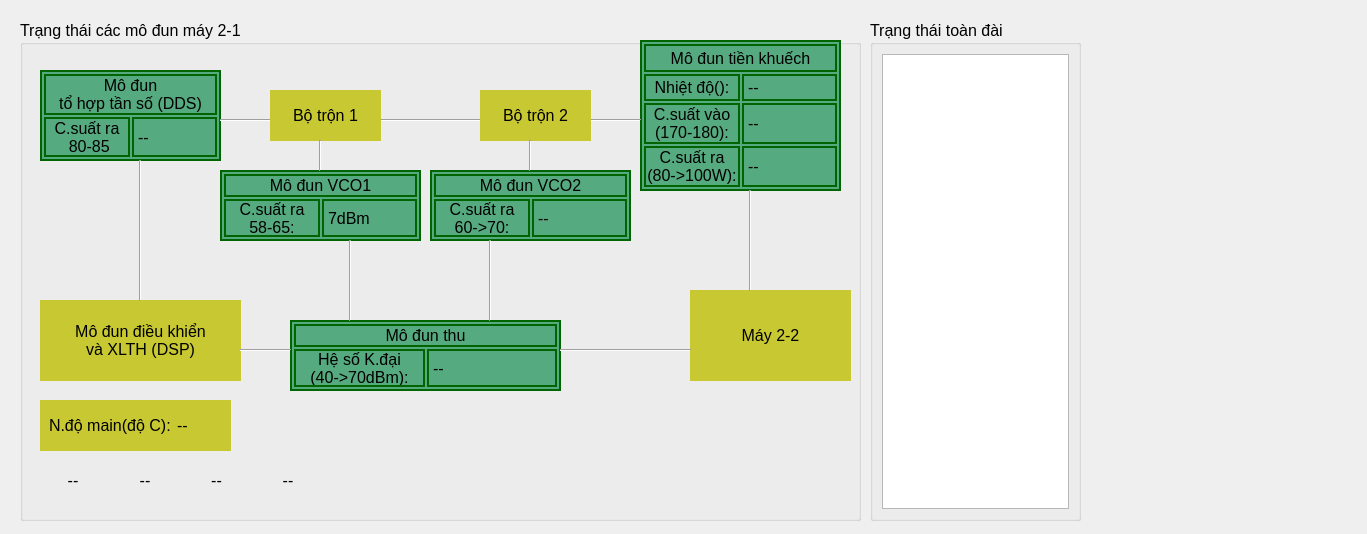
The window that QT_Peter/statuswindow.ui (kimphg/LT_peter) describes before a commit, drawn with Qt 5.
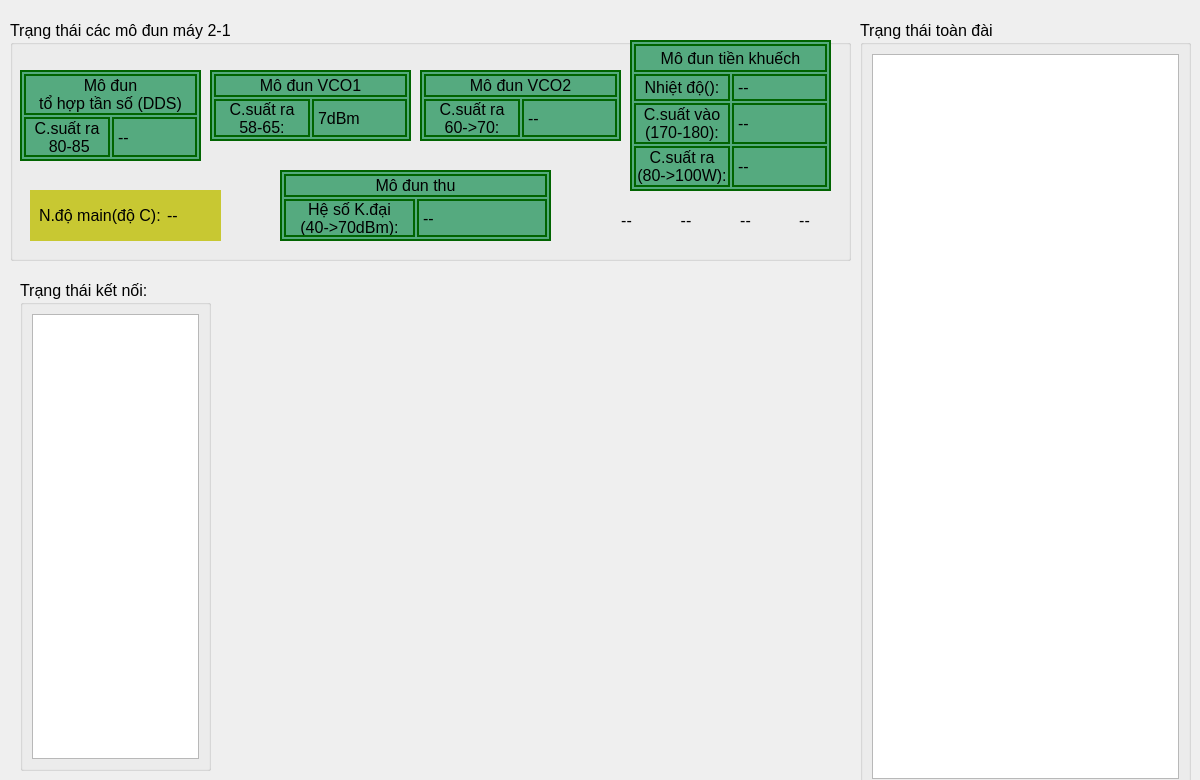
The same window after the commit.

```diff
--- a/QT_Peter/statuswindow.ui
+++ b/QT_Peter/statuswindow.ui
@@ -6,8 +6,8 @@
    <rect>
     <x>0</x>
     <y>0</y>
-    <width>1367</width>
-    <height>534</height>
+    <width>1200</width>
+    <height>780</height>
    </rect>
   </property>
   <property name="font">
@@ -22,10 +22,10 @@
    <widget class="QGroupBox" name="groupBox">
     <property name="geometry">
      <rect>
-      <x>20</x>
+      <x>10</x>
       <y>20</y>
       <width>841</width>
-      <height>501</height>
+      <height>241</height>
      </rect>
     </property>
     <property name="font">
@@ -40,7 +40,7 @@
      <property name="geometry">
       <rect>
        <x>270</x>
-       <y>300</y>
+       <y>150</y>
        <width>271</width>
        <height>71</height>
       </rect>
@@ -125,7 +125,7 @@
     <widget class="QFrame" name="frame">
      <property name="geometry">
       <rect>
-       <x>20</x>
+       <x>10</x>
        <y>50</y>
        <width>181</width>
        <height>91</height>
@@ -213,7 +213,7 @@
      <property name="geometry">
       <rect>
        <x>410</x>
-       <y>150</y>
+       <y>50</y>
        <width>201</width>
        <height>71</height>
       </rect>
@@ -299,7 +299,7 @@
      <property name="geometry">
       <rect>
        <x>200</x>
-       <y>150</y>
+       <y>50</y>
        <width>201</width>
        <height>71</height>
       </rect>
@@ -381,50 +381,6 @@
       </item>
      </layout>
     </widget>
-    <widget class="QFrame" name="frame_2">
-     <property name="geometry">
-      <rect>
-       <x>20</x>
-       <y>280</y>
-       <width>201</width>
-       <height>81</height>
-      </rect>
-     </property>
-     <property name="font">
-      <font>
-       <pointsize>12</pointsize>
-      </font>
-     </property>
-     <property name="styleSheet">
-      <string notr="true">background-color: rgb(200, 200, 50);
-border: 2px;
-border-color: rgb(100,100,10);</string>
-     </property>
-     <property name="frameShape">
-      <enum>QFrame::StyledPanel</enum>
-     </property>
-     <property name="frameShadow">
-      <enum>QFrame::Raised</enum>
-     </property>
-     <layout class="QGridLayout" name="gridLayout_2">
-      <item row="0" column="0" colspan="2">
-       <widget class="QLabel" name="label_2">
-        <property name="font">
-         <font>
-          <pointsize>12</pointsize>
-         </font>
-        </property>
-        <property name="text">
-         <string>Mô đun điều khiển
-và XLTH (DSP)</string>
-        </property>
-        <property name="alignment">
-         <set>Qt::AlignCenter</set>
-        </property>
-       </widget>
-      </item>
-     </layout>
-    </widget>
     <widget class="QFrame" name="frame_6">
      <property name="geometry">
       <rect>
@@ -566,338 +522,11 @@
       </item>
      </layout>
     </widget>
-    <widget class="Line" name="line">
-     <property name="geometry">
-      <rect>
-       <x>200</x>
-       <y>90</y>
-       <width>51</width>
-       <height>20</height>
-      </rect>
-     </property>
-     <property name="font">
-      <font>
-       <pointsize>12</pointsize>
-      </font>
-     </property>
-     <property name="orientation">
-      <enum>Qt::Horizontal</enum>
-     </property>
-    </widget>
-    <widget class="Line" name="line_2">
-     <property name="geometry">
-      <rect>
-       <x>460</x>
-       <y>220</y>
-       <width>20</width>
-       <height>81</height>
-      </rect>
-     </property>
-     <property name="font">
-      <font>
-       <pointsize>12</pointsize>
-      </font>
-     </property>
-     <property name="orientation">
-      <enum>Qt::Vertical</enum>
-     </property>
-    </widget>
-    <widget class="Line" name="line_3">
-     <property name="geometry">
-      <rect>
-       <x>320</x>
-       <y>220</y>
-       <width>20</width>
-       <height>81</height>
-      </rect>
-     </property>
-     <property name="font">
-      <font>
-       <pointsize>12</pointsize>
-      </font>
-     </property>
-     <property name="orientation">
-      <enum>Qt::Vertical</enum>
-     </property>
-    </widget>
-    <widget class="QFrame" name="frame_7">
-     <property name="geometry">
-      <rect>
-       <x>670</x>
-       <y>270</y>
-       <width>161</width>
-       <height>91</height>
-      </rect>
-     </property>
-     <property name="font">
-      <font>
-       <pointsize>12</pointsize>
-      </font>
-     </property>
-     <property name="styleSheet">
-      <string notr="true">background-color: rgb(200, 200, 50);
-border: 2px;
-border-color: rgb(100,100,10);</string>
-     </property>
-     <property name="frameShape">
-      <enum>QFrame::StyledPanel</enum>
-     </property>
-     <property name="frameShadow">
-      <enum>QFrame::Raised</enum>
-     </property>
-     <layout class="QGridLayout" name="gridLayout_7">
-      <item row="0" column="0">
-       <widget class="QLabel" name="label_8">
-        <property name="font">
-         <font>
-          <pointsize>12</pointsize>
-         </font>
-        </property>
-        <property name="text">
-         <string>Máy 2-2</string>
-        </property>
-        <property name="alignment">
-         <set>Qt::AlignCenter</set>
-        </property>
-       </widget>
-      </item>
-     </layout>
-    </widget>
-    <widget class="Line" name="line_6">
-     <property name="geometry">
-      <rect>
-       <x>360</x>
-       <y>90</y>
-       <width>101</width>
-       <height>20</height>
-      </rect>
-     </property>
-     <property name="font">
-      <font>
-       <pointsize>12</pointsize>
-      </font>
-     </property>
-     <property name="orientation">
-      <enum>Qt::Horizontal</enum>
-     </property>
-    </widget>
-    <widget class="Line" name="line_7">
-     <property name="geometry">
-      <rect>
-       <x>570</x>
-       <y>90</y>
-       <width>51</width>
-       <height>20</height>
-      </rect>
-     </property>
-     <property name="font">
-      <font>
-       <pointsize>12</pointsize>
-      </font>
-     </property>
-     <property name="orientation">
-      <enum>Qt::Horizontal</enum>
-     </property>
-    </widget>
-    <widget class="Line" name="line_8">
-     <property name="geometry">
-      <rect>
-       <x>720</x>
-       <y>170</y>
-       <width>20</width>
-       <height>101</height>
-      </rect>
-     </property>
-     <property name="font">
-      <font>
-       <pointsize>12</pointsize>
-      </font>
-     </property>
-     <property name="orientation">
-      <enum>Qt::Vertical</enum>
-     </property>
-    </widget>
-    <widget class="Line" name="line_9">
-     <property name="geometry">
-      <rect>
-       <x>540</x>
-       <y>320</y>
-       <width>131</width>
-       <height>20</height>
-      </rect>
-     </property>
-     <property name="font">
-      <font>
-       <pointsize>12</pointsize>
-      </font>
-     </property>
-     <property name="orientation">
-      <enum>Qt::Horizontal</enum>
-     </property>
-    </widget>
-    <widget class="Line" name="line_11">
-     <property name="geometry">
-      <rect>
-       <x>110</x>
-       <y>140</y>
-       <width>20</width>
-       <height>141</height>
-      </rect>
-     </property>
-     <property name="font">
-      <font>
-       <pointsize>12</pointsize>
-      </font>
-     </property>
-     <property name="orientation">
-      <enum>Qt::Vertical</enum>
-     </property>
-    </widget>
-    <widget class="Line" name="line_12">
-     <property name="geometry">
-      <rect>
-       <x>220</x>
-       <y>320</y>
-       <width>51</width>
-       <height>20</height>
-      </rect>
-     </property>
-     <property name="font">
-      <font>
-       <pointsize>12</pointsize>
-      </font>
-     </property>
-     <property name="orientation">
-      <enum>Qt::Horizontal</enum>
-     </property>
-    </widget>
-    <widget class="QFrame" name="frame_9">
-     <property name="geometry">
-      <rect>
-       <x>250</x>
-       <y>70</y>
-       <width>111</width>
-       <height>51</height>
-      </rect>
-     </property>
-     <property name="font">
-      <font>
-       <pointsize>12</pointsize>
-      </font>
-     </property>
-     <property name="styleSheet">
-      <string notr="true">background-color: rgb(200, 200, 50);
-border: 2px;
-border-color: rgb(100,100,10);</string>
-     </property>
-     <property name="frameShape">
-      <enum>QFrame::StyledPanel</enum>
-     </property>
-     <property name="frameShadow">
-      <enum>QFrame::Raised</enum>
-     </property>
-     <layout class="QGridLayout" name="gridLayout_9">
-      <item row="0" column="0">
-       <widget class="QLabel" name="label_10">
-        <property name="font">
-         <font>
-          <pointsize>12</pointsize>
-         </font>
-        </property>
-        <property name="text">
-         <string>Bộ trộn 1</string>
-        </property>
-        <property name="alignment">
-         <set>Qt::AlignCenter</set>
-        </property>
-       </widget>
-      </item>
-     </layout>
-    </widget>
-    <widget class="QFrame" name="frame_10">
-     <property name="geometry">
-      <rect>
-       <x>460</x>
-       <y>70</y>
-       <width>111</width>
-       <height>51</height>
-      </rect>
-     </property>
-     <property name="font">
-      <font>
-       <pointsize>12</pointsize>
-      </font>
-     </property>
-     <property name="styleSheet">
-      <string notr="true">background-color: rgb(200, 200, 50);
-border: 2px;
-border-color: rgb(100,100,10);</string>
-     </property>
-     <property name="frameShape">
-      <enum>QFrame::StyledPanel</enum>
-     </property>
-     <property name="frameShadow">
-      <enum>QFrame::Raised</enum>
-     </property>
-     <layout class="QGridLayout" name="gridLayout_10">
-      <item row="0" column="0">
-       <widget class="QLabel" name="label_11">
-        <property name="font">
-         <font>
-          <pointsize>12</pointsize>
-         </font>
-        </property>
-        <property name="text">
-         <string>Bộ trộn 2</string>
-        </property>
-        <property name="alignment">
-         <set>Qt::AlignCenter</set>
-        </property>
-       </widget>
-      </item>
-     </layout>
-    </widget>
-    <widget class="Line" name="line_13">
-     <property name="geometry">
-      <rect>
-       <x>290</x>
-       <y>120</y>
-       <width>20</width>
-       <height>31</height>
-      </rect>
-     </property>
-     <property name="font">
-      <font>
-       <pointsize>12</pointsize>
-      </font>
-     </property>
-     <property name="orientation">
-      <enum>Qt::Vertical</enum>
-     </property>
-    </widget>
-    <widget class="Line" name="line_14">
-     <property name="geometry">
-      <rect>
-       <x>500</x>
-       <y>120</y>
-       <width>20</width>
-       <height>31</height>
-      </rect>
-     </property>
-     <property name="font">
-      <font>
-       <pointsize>12</pointsize>
-      </font>
-     </property>
-     <property name="orientation">
-      <enum>Qt::Vertical</enum>
-     </property>
-    </widget>
     <widget class="QFrame" name="frame_11">
      <property name="geometry">
       <rect>
        <x>20</x>
-       <y>380</y>
+       <y>170</y>
        <width>191</width>
        <height>51</height>
       </rect>
@@ -948,9 +577,9 @@
     <widget class="QWidget" name="layoutWidget">
      <property name="geometry">
       <rect>
-       <x>20</x>
-       <y>450</y>
-       <width>281</width>
+       <x>590</x>
+       <y>190</y>
+       <width>231</width>
        <height>21</height>
       </rect>
      </property>
@@ -1021,10 +650,10 @@
    <widget class="QGroupBox" name="groupBox_2">
     <property name="geometry">
      <rect>
-      <x>870</x>
+      <x>860</x>
       <y>20</y>
-      <width>211</width>
-      <height>501</height>
+      <width>331</width>
+      <height>771</height>
      </rect>
     </property>
     <property name="font">
@@ -1036,12 +665,31 @@
      <string>Trạng thái toàn đài</string>
     </property>
     <layout class="QGridLayout" name="gridLayout_8">
-     <item row="2" column="0">
-      <widget class="QTableView" name="tableView">
-       <attribute name="verticalHeaderDefaultSectionSize">
-        <number>38</number>
-       </attribute>
-      </widget>
+     <item row="0" column="0">
+      <widget class="QTableWidget" name="tableWidget"/>
+     </item>
+    </layout>
+   </widget>
+   <widget class="QGroupBox" name="groupBox_3">
+    <property name="geometry">
+     <rect>
+      <x>20</x>
+      <y>280</y>
+      <width>191</width>
+      <height>491</height>
+     </rect>
+    </property>
+    <property name="font">
+     <font>
+      <pointsize>12</pointsize>
+     </font>
+    </property>
+    <property name="title">
+     <string>Trạng thái kết nối:</string>
+    </property>
+    <layout class="QGridLayout" name="gridLayout_9">
+     <item row="0" column="0">
+      <widget class="QTableWidget" name="tableWidget_connection"/>
      </item>
     </layout>
    </widget>
```
